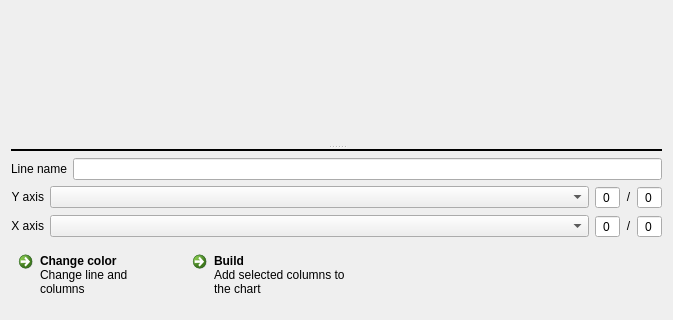
The window that widgets/chartwidget.ui (gurmaaan/ParamsViewer) describes before a commit, drawn with Qt 5; both pictures show x 0 to 673 and y 272 to 592 of the 673 by 592 pixel window.
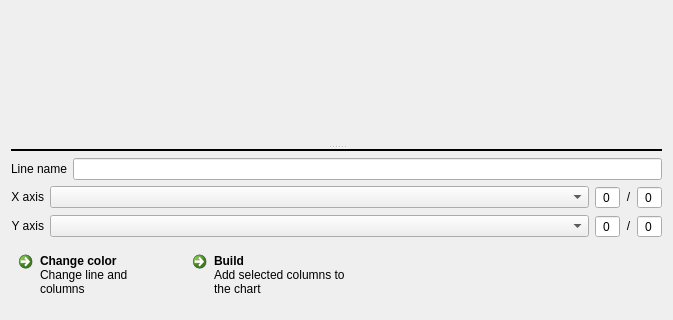
The same window after the commit. Icons and pictures are not drawn. Custom widgets are drawn as their Qt base class.

```diff
--- a/widgets/chartwidget.ui
+++ b/widgets/chartwidget.ui
@@ -78,99 +78,6 @@
          </item>
         </layout>
        </item>
-       <item>
-        <layout class="QHBoxLayout" name="yHLayout">
-         <property name="sizeConstraint">
-          <enum>QLayout::SetMinimumSize</enum>
-         </property>
-         <item>
-          <widget class="QLabel" name="yAxisLabel">
-           <property name="sizePolicy">
-            <sizepolicy hsizetype="Maximum" vsizetype="Maximum">
-             <horstretch>0</horstretch>
-             <verstretch>0</verstretch>
-            </sizepolicy>
-           </property>
-           <property name="text">
-            <string>Y axis</string>
-           </property>
-           <property name="alignment">
-            <set>Qt::AlignRight|Qt::AlignTrailing|Qt::AlignVCenter</set>
-           </property>
-           <property name="buddy">
-            <cstring>yCB</cstring>
-           </property>
-          </widget>
-         </item>
-         <item>
-          <widget class="QComboBox" name="yCB">
-           <property name="sizePolicy">
-            <sizepolicy hsizetype="Minimum" vsizetype="Maximum">
-             <horstretch>0</horstretch>
-             <verstretch>0</verstretch>
-            </sizepolicy>
-           </property>
-           <property name="minimumSize">
-            <size>
-             <width>240</width>
-             <height>0</height>
-            </size>
-           </property>
-          </widget>
-         </item>
-         <item>
-          <widget class="QSpinBox" name="curYColSB">
-           <property name="sizePolicy">
-            <sizepolicy hsizetype="Maximum" vsizetype="Maximum">
-             <horstretch>0</horstretch>
-             <verstretch>0</verstretch>
-            </sizepolicy>
-           </property>
-           <property name="alignment">
-            <set>Qt::AlignCenter</set>
-           </property>
-           <property name="buttonSymbols">
-            <enum>QAbstractSpinBox::NoButtons</enum>
-           </property>
-          </widget>
-         </item>
-         <item>
-          <widget class="QLabel" name="separatorYLabel">
-           <property name="sizePolicy">
-            <sizepolicy hsizetype="Maximum" vsizetype="Maximum">
-             <horstretch>0</horstretch>
-             <verstretch>0</verstretch>
-            </sizepolicy>
-           </property>
-           <property name="text">
-            <string>/</string>
-           </property>
-           <property name="alignment">
-            <set>Qt::AlignCenter</set>
-           </property>
-           <property name="buddy">
-            <cstring>allYColSB</cstring>
-           </property>
-          </widget>
-         </item>
-         <item>
-          <widget class="QSpinBox" name="allYColSB">
-           <property name="sizePolicy">
-            <sizepolicy hsizetype="Maximum" vsizetype="Maximum">
-             <horstretch>0</horstretch>
-             <verstretch>0</verstretch>
-            </sizepolicy>
-           </property>
-           <property name="alignment">
-            <set>Qt::AlignCenter</set>
-           </property>
-           <property name="buttonSymbols">
-            <enum>QAbstractSpinBox::NoButtons</enum>
-           </property>
-          </widget>
-         </item>
-        </layout>
-       </item>
        <item>
         <layout class="QHBoxLayout" name="xHLayout">
          <property name="sizeConstraint">
@@ -264,6 +171,99 @@
          </item>
         </layout>
        </item>
+       <item>
+        <layout class="QHBoxLayout" name="yHLayout">
+         <property name="sizeConstraint">
+          <enum>QLayout::SetMinimumSize</enum>
+         </property>
+         <item>
+          <widget class="QLabel" name="yAxisLabel">
+           <property name="sizePolicy">
+            <sizepolicy hsizetype="Maximum" vsizetype="Maximum">
+             <horstretch>0</horstretch>
+             <verstretch>0</verstretch>
+            </sizepolicy>
+           </property>
+           <property name="text">
+            <string>Y axis</string>
+           </property>
+           <property name="alignment">
+            <set>Qt::AlignRight|Qt::AlignTrailing|Qt::AlignVCenter</set>
+           </property>
+           <property name="buddy">
+            <cstring>yCB</cstring>
+           </property>
+          </widget>
+         </item>
+         <item>
+          <widget class="QComboBox" name="yCB">
+           <property name="sizePolicy">
+            <sizepolicy hsizetype="Minimum" vsizetype="Maximum">
+             <horstretch>0</horstretch>
+             <verstretch>0</verstretch>
+            </sizepolicy>
+           </property>
+           <property name="minimumSize">
+            <size>
+             <width>240</width>
+             <height>0</height>
+            </size>
+           </property>
+          </widget>
+         </item>
+         <item>
+          <widget class="QSpinBox" name="curYColSB">
+           <property name="sizePolicy">
+            <sizepolicy hsizetype="Maximum" vsizetype="Maximum">
+             <horstretch>0</horstretch>
+             <verstretch>0</verstretch>
+            </sizepolicy>
+           </property>
+           <property name="alignment">
+            <set>Qt::AlignCenter</set>
+           </property>
+           <property name="buttonSymbols">
+            <enum>QAbstractSpinBox::NoButtons</enum>
+           </property>
+          </widget>
+         </item>
+         <item>
+          <widget class="QLabel" name="separatorYLabel">
+           <property name="sizePolicy">
+            <sizepolicy hsizetype="Maximum" vsizetype="Maximum">
+             <horstretch>0</horstretch>
+             <verstretch>0</verstretch>
+            </sizepolicy>
+           </property>
+           <property name="text">
+            <string>/</string>
+           </property>
+           <property name="alignment">
+            <set>Qt::AlignCenter</set>
+           </property>
+           <property name="buddy">
+            <cstring>allYColSB</cstring>
+           </property>
+          </widget>
+         </item>
+         <item>
+          <widget class="QSpinBox" name="allYColSB">
+           <property name="sizePolicy">
+            <sizepolicy hsizetype="Maximum" vsizetype="Maximum">
+             <horstretch>0</horstretch>
+             <verstretch>0</verstretch>
+            </sizepolicy>
+           </property>
+           <property name="alignment">
+            <set>Qt::AlignCenter</set>
+           </property>
+           <property name="buttonSymbols">
+            <enum>QAbstractSpinBox::NoButtons</enum>
+           </property>
+          </widget>
+         </item>
+        </layout>
+       </item>
        <item>
         <layout class="QHBoxLayout" name="commandsHLayout">
          <item>
@@ -343,6 +343,14 @@
    </item>
   </layout>
  </widget>
+ <customwidgets>
+  <customwidget>
+   <class>QChartView</class>
+   <extends>QWidget</extends>
+   <header>qchartview.h</header>
+   <container>1</container>
+  </customwidget>
+ </customwidgets>
  <resources>
   <include location="../sources.qrc"/>
  </resources>
```
Left out of the diff: 2 changed lines with no effect on the pictures.
